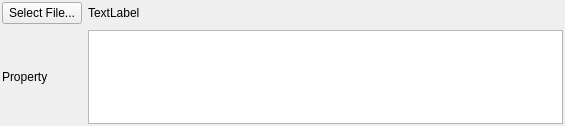
Qt form Source/SVWidgetsLib/FilterParameterWidgets/UI_Files/DataContainerReaderWidget.ui (BlueQuartzSoftware/SIMPL) before a commit.
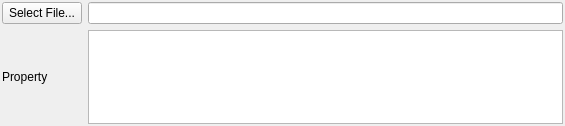
The same form after that commit. Custom widgets are drawn as their Qt base class.

Diff of the .ui file:
```diff
--- a/Source/SVWidgetsLib/FilterParameterWidgets/UI_Files/DataContainerReaderWidget.ui
+++ b/Source/SVWidgetsLib/FilterParameterWidgets/UI_Files/DataContainerReaderWidget.ui
@@ -57,22 +57,15 @@
     </widget>
    </item>
    <item row="0" column="1">
-    <widget class="QtSFSDropLabel" name="filePath">
-     <property name="acceptDrops">
-      <bool>true</bool>
-     </property>
-     <property name="text">
-      <string>TextLabel</string>
-     </property>
-    </widget>
+    <widget class="QtSLineEdit" name="m_LineEdit"/>
    </item>
   </layout>
  </widget>
  <customwidgets>
   <customwidget>
-   <class>QtSFSDropLabel</class>
-   <extends>QLabel</extends>
-   <header location="global">QtSFSDropLabel.h</header>
+   <class>QtSLineEdit</class>
+   <extends>QLineEdit</extends>
+   <header location="global">QtSLineEdit.h</header>
   </customwidget>
  </customwidgets>
  <resources/>
```
Left out of the diff: 11 changed lines with no effect on the pictures.
